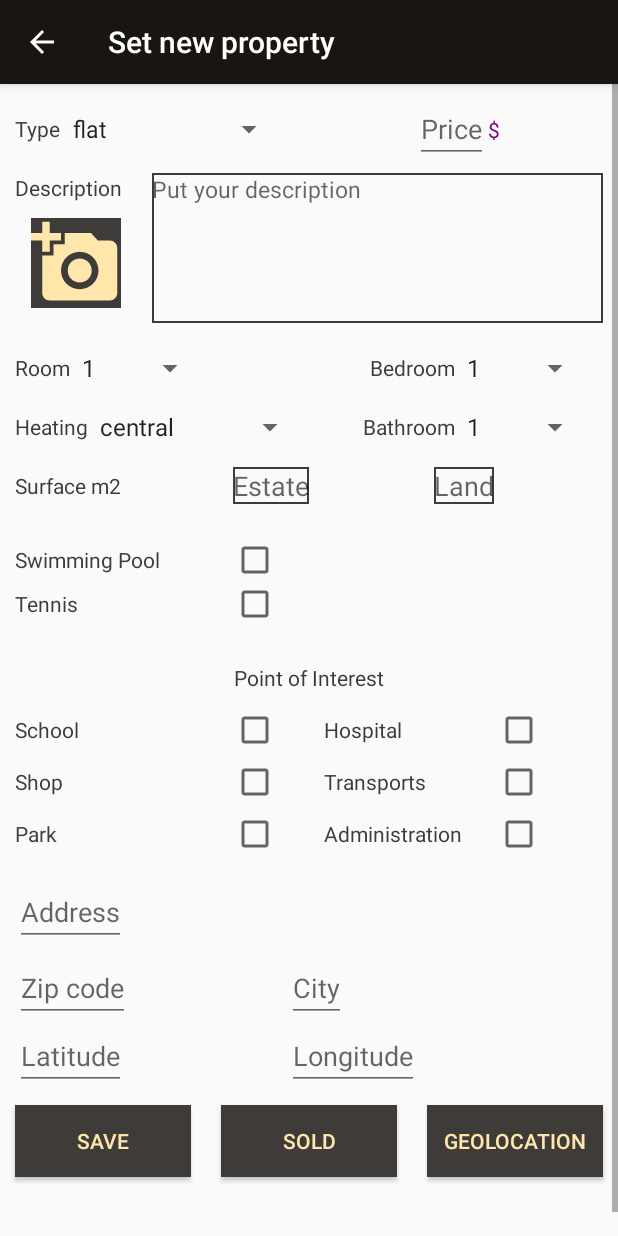
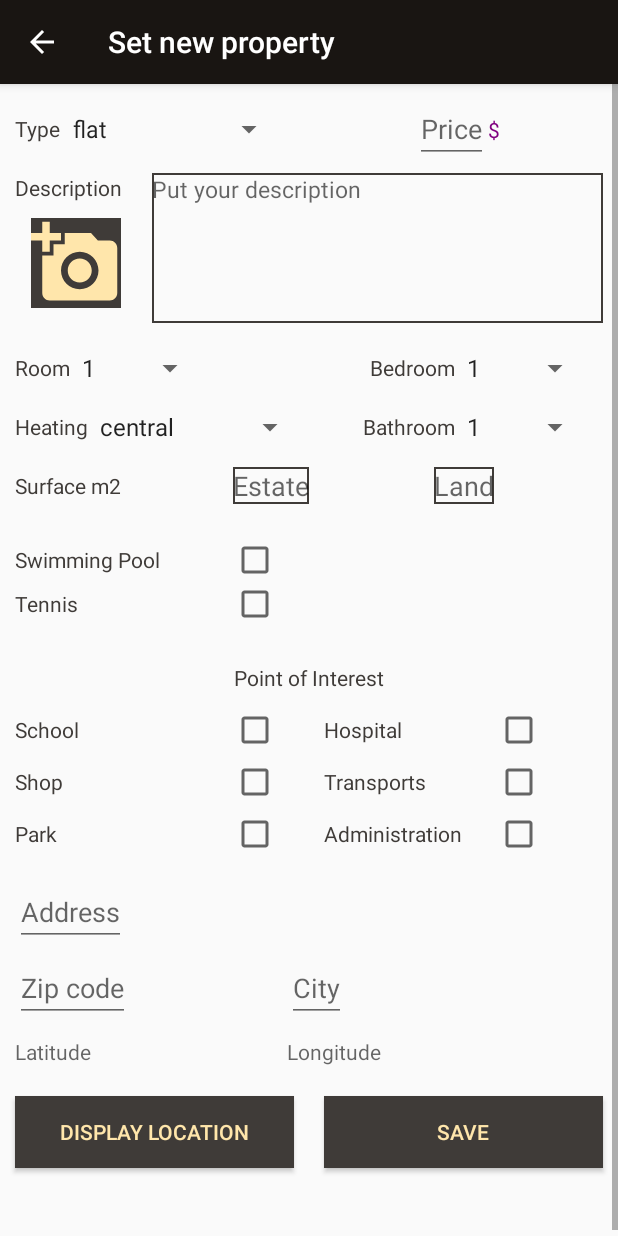
Before and after one commit to sdoublet/P8RealEstateManager, an Android app: the AddPropertyActivity screen opened directly, with no data from a screen before it, on a phone screen of 412 x 824 dp. Run offline under Robolectric (Android 15) with nearby library versions, the phone set to English and light mode, and no system bars; our stand-ins replace Room's generated code, RxJava, data binding; libraries missing offline, so code that uses them is left out: pub.devrel.easypermissions.

Commit message:
add localeCountry methode in Utils

```diff
--- a/app/src/main/java/com/openclassrooms/realestatemanager/feature/add_property/AddPropertyActivity.java
+++ b/app/src/main/java/com/openclassrooms/realestatemanager/feature/add_property/AddPropertyActivity.java
@@ -1,7 +1,6 @@
 package com.openclassrooms.realestatemanager.feature.add_property;
 
 import android.Manifest;
-import android.content.Context;
 import android.content.Intent;
 import android.graphics.Bitmap;
 import android.graphics.BitmapFactory;
@@ -20,7 +19,6 @@ import androidx.annotation.Nullable;
 import androidx.appcompat.app.AppCompatActivity;
 import androidx.core.content.FileProvider;
 import androidx.databinding.DataBindingUtil;
-import androidx.lifecycle.ViewModelProvider;
 import androidx.lifecycle.ViewModelProviders;
 
 import com.google.android.gms.location.FusedLocationProviderClient;
@@ -33,19 +31,15 @@ import com.openclassrooms.realestatemanager.api.Result;
 import com.openclassrooms.realestatemanager.data.Estate;
 import com.openclassrooms.realestatemanager.databinding.ActivityAddPropertyBinding;
 import com.openclassrooms.realestatemanager.feature.geolocation.LocationStream;
-import com.openclassrooms.realestatemanager.feature.show_property.EstateAdapter;
 import com.openclassrooms.realestatemanager.feature.show_property.EstateViewModel;
 import com.openclassrooms.realestatemanager.injections.Injection;
 import com.openclassrooms.realestatemanager.injections.ViewModelFactory;
-import com.openclassrooms.realestatemanager.util.StorageUtils;
+import com.openclassrooms.realestatemanager.util.Utils;
 
 import java.io.File;
 import java.io.IOException;
 import java.text.SimpleDateFormat;
-import java.util.ArrayList;
 import java.util.Date;
-import java.util.List;
-import java.util.Locale;
 
 import io.reactivex.disposables.Disposable;
 import io.reactivex.observers.DisposableObserver;
@@ -75,7 +69,7 @@ public class AddPropertyActivity extends AppCompatActivity implements AdapterVie
 
     //FOR DATA
     private EstateViewModel estateViewModel;
-    private static long AGENT_ID =1;
+    private static long AGENT_ID = 1;
 
     //FILE PURPOSE
     // public static final String FOLDERNAME=  "estateFolder";
@@ -96,9 +90,8 @@ public class AddPropertyActivity extends AppCompatActivity implements AdapterVie
         //Find location after click
         // binding.buttonGeolocation.setOnClickListener(v -> getLocationByGeocoding());
 
-        //save estate
-        save();
-
+        //Display lat lng
+        showLocation();
 
 
         addPhoto();
@@ -108,39 +101,39 @@ public class AddPropertyActivity extends AppCompatActivity implements AdapterVie
     //------------------------
     //ACTIONS
     //------------------------
-    // Save data after click on save btn
-    private void save(){
-        binding.buttonSave.setOnClickListener(new View.OnClickListener() {
-            @Override
-            public void onClick(View v) {
-                //ici que je vais faire un insert dans ma base de données
-              //  createEstate();
+    // Show lat lng on set new property screen
+    private void showLocation() {
+        binding.buttonShowLocation.setOnClickListener(v -> {
 
             String address = binding.editAddress.getText().toString() + " " + binding.editZipCode.getText().toString() + " "
-                        + binding.editCity.getText().toString() + ", France" ;
+                    + binding.editCity.getText().toString() + ", " + Utils.localeCountry(getApplicationContext());
             executeHttpRequestWithretrofit(address);
-//                Log.e("location", geocoding.getStatus() );
-            }
+
         });
     }
 
+    // Save property in database
+    private void save() {
+        binding.buttonSave.setOnClickListener(v -> createEstate());
+    }
+
     //Add photo
-    private void addPhoto(){
+    private void addPhoto() {
         binding.addPhoto.setOnClickListener(v -> {
             takePhoto();
         });
     }
 
     //Take a photo and save in a temp file
-    private void takePhoto(){
+    private void takePhoto() {
         Intent intent = new Intent(MediaStore.ACTION_IMAGE_CAPTURE);
         // test to control if phone has a camera
-        if (intent.resolveActivity(getPackageManager())!=null){
+        if (intent.resolveActivity(getPackageManager()) != null) {
             // create a unique file
             String time = new SimpleDateFormat("yyyyMMdd_HHmmSS").format(new Date());
             File photoDir = getExternalFilesDir(Environment.DIRECTORY_PICTURES);
             try {
-                File photoFile = File.createTempFile("photo"+time,".jpg", photoDir );
+                File photoFile = File.createTempFile("photo" + time, ".jpg", photoDir);
                 // save complete way
                 photoPath = photoFile.getAbsolutePath();
                 // create Uri
@@ -154,12 +147,13 @@ public class AddPropertyActivity extends AppCompatActivity implements AdapterVie
             }
         }
     }
+
     // back camera call (startActivityForResult)
     @Override
     protected void onActivityResult(int requestCode, int resultCode, @Nullable Intent data) {
         super.onActivityResult(requestCode, resultCode, data);
         // check requestCode and result
-        if (requestCode==REQUEST_PHOTO_CODE && resultCode==RESULT_OK){
+        if (requestCode == REQUEST_PHOTO_CODE && resultCode == RESULT_OK) {
             image = BitmapFactory.decodeFile(photoPath);
             //binding.addPhoto.setImageBitmap(image);
         }
@@ -176,41 +170,39 @@ public class AddPropertyActivity extends AppCompatActivity implements AdapterVie
         //this.estateViewModel.initEstate(12);
     }
 
-    protected long getEstateId(){
+    protected long getEstateId() {
         long estateId = -1L;
         Intent i = getIntent();
-        if (i!=null){
+        if (i != null) {
             estateId = i.getExtras().getLong(ESTATEID);
         }
         return estateId;
     }
 
 
-
     //Create new Estate
-    private void createEstate(){
+    private void createEstate() {
         try {
-            Estate estate = new Estate( binding.spinnerType.getSelectedItem().toString(), Integer.parseInt(binding.editPrice.getText().toString()),
+            Estate estate = new Estate(binding.spinnerType.getSelectedItem().toString(), Integer.parseInt(binding.editPrice.getText().toString()),
                     Float.parseFloat(binding.editEstateSurface.getText().toString()), Integer.parseInt(binding.spinnerRoom.getSelectedItem().toString()),
                     Integer.parseInt(binding.spinnerBedroom.getSelectedItem().toString()), Integer.parseInt(binding.spinnerBathroom.getSelectedItem().toString()),
-                    binding.editDescription.getText().toString(),   binding.editAddress.getText().toString(), Integer.parseInt(binding.editZipCode.getText().toString()),
-                    binding.editCity.getText().toString(), false, null, null, AGENT_ID,geocoding.getResults().get(0).getGeometry().getLocation().getLat(),
+                    binding.editDescription.getText().toString(), binding.editAddress.getText().toString(), Integer.parseInt(binding.editZipCode.getText().toString()),
+                    binding.editCity.getText().toString(), false, null, null, AGENT_ID, geocoding.getResults().get(0).getGeometry().getLocation().getLat(),
                     geocoding.getResults().get(0).getGeometry().getLocation().getLng());
 
-            Toast.makeText(this,"Your estate is save", Toast.LENGTH_SHORT).show();
+            Toast.makeText(this, "Your estate is save", Toast.LENGTH_SHORT).show();
 
 
             Log.e("EstateTag", estate.getAddress() + ", " + estate.getNbRoom());
-        }catch (Exception e){
+        } catch (Exception e) {
             Toast.makeText(this, "you forget some fields", Toast.LENGTH_SHORT).show();
         }
         estateViewModel.createEstate(estate);
     }
 
 
-
     // Write on storage
-    private void writeOnStorage(){
+    private void writeOnStorage() {
 
     }
 
@@ -268,18 +260,14 @@ public class AddPropertyActivity extends AppCompatActivity implements AdapterVie
         this.disposable = LocationStream.streamFetchGeocoding(address, BuildConfig.google_maps_api_key).subscribeWith(new DisposableObserver<ApiGeocoding>() {
             @Override
             public void onNext(ApiGeocoding apiGeocoding) {
-//                System.out.println(apiGeocoding.getStatus() + "bonjour");
-//                Log.e("status", geocoding.getStatus()+ "bonjour");
-                Log.e("TAG", "on next working");
-                Log.e("TAG", apiGeocoding.getStatus() + apiGeocoding.getResults().get(0).getGeometry().getLocation().getLat());
-                binding.editLatitude.setText(apiGeocoding.getResults().get(0).getGeometry().getLocation().getLat().toString());
-                binding.editLongitude.setText(apiGeocoding.getResults().get(0).getGeometry().getLocation().getLng().toString());
+                Log.e("TAG", apiGeocoding.getStatus());
+                updateUI(apiGeocoding);
             }
 
             @Override
             public void onError(Throwable e) {
                 Log.e("TAG", "on error" + e.getMessage() + e.getLocalizedMessage() + e.fillInStackTrace() + e.getCause());
-            if (e instanceof HttpException){
+                if (e instanceof HttpException) {
                     HttpException httpException = (HttpException) e;
                     int code = httpException.code();
                     String message = httpException.getMessage();
@@ -297,9 +285,6 @@ public class AddPropertyActivity extends AppCompatActivity implements AdapterVie
     }
 
 
-
-
-
     //  Dispose subscription
     private void disposeWhenDestroy() {
         if (this.disposable != null && !this.disposable.isDisposed()) this.disposable.dispose();
@@ -311,12 +296,13 @@ public class AddPropertyActivity extends AppCompatActivity implements AdapterVie
     private void updateUI(ApiGeocoding results) {
         if (results.getResults() != null) {
 
-            binding.editLongitude.setText(results.getResults().get(0).getGeometry().getLocation().getLng().toString());
-            binding.editLatitude.setText(results.getResults().get(0).getGeometry().getLocation().getLat().toString());
+
+            binding.editLongitude.setText(Utils.stringFormat(results.getResults().get(0).getGeometry().getLocation().getLng()));
+            binding.editLatitude.setText(Utils.stringFormat(results.getResults().get(0).getGeometry().getLocation().getLat()));
         }
     }
 
-    private void configureSpinners(){
+    private void configureSpinners() {
         //For array type
         ArrayAdapter<CharSequence> adapter = ArrayAdapter.createFromResource(this, R.array.type, android.R.layout.simple_spinner_item);
         adapter.setDropDownViewResource(android.R.layout.simple_spinner_dropdown_item);
--- a/app/src/main/res/layout/activity_add_property.xml
+++ b/app/src/main/res/layout/activity_add_property.xml
@@ -409,12 +409,13 @@
                 app:layout_constraintRight_toRightOf="parent"
                 app:layout_constraintTop_toBottomOf="@+id/edit_address" />
 
-            <EditText
+            <TextView
                 android:id="@+id/edit_latitude"
                 android:layout_width="wrap_content"
                 android:layout_height="wrap_content"
                 android:hint="Latitude"
-                android:inputType="numberDecimal"
+                android:layout_marginTop="10dp"
+                android:layout_marginBottom="10dp"
                 app:layout_constraintBottom_toTopOf="@+id/button_group"
                 app:layout_constraintLeft_toLeftOf="@id/edit_zip_code"
                 app:layout_constraintTop_toBottomOf="@+id/edit_zip_code"
@@ -422,12 +423,13 @@
 
                 />
 
-            <EditText
+            <TextView
                 android:id="@+id/edit_longitude"
                 android:layout_width="wrap_content"
                 android:layout_height="wrap_content"
                 android:hint="Longitude"
-                android:inputType="numberDecimal"
+                android:layout_marginTop="10dp"
+                android:layout_marginBottom="10dp"
                 app:layout_constraintBottom_toTopOf="@+id/button_group"
                 app:layout_constraintLeft_toLeftOf="@id/edit_city"
                 app:layout_constraintTop_toBottomOf="@+id/edit_city" />
@@ -438,11 +440,21 @@
                 android:layout_width="match_parent"
                 android:layout_height="wrap_content"
                 android:orientation="horizontal"
-                android:weightSum="3"
+                android:weightSum="2"
                 app:layout_constraintBottom_toBottomOf="parent"
                 app:layout_constraintLeft_toLeftOf="parent"
                 app:layout_constraintRight_toRightOf="parent"
                 app:layout_constraintTop_toBottomOf="@+id/edit_zip_code">
+
+                <Button
+                    android:id="@+id/button_show_location"
+                    android:layout_width="0dp"
+                    android:layout_height="wrap_content"
+                    android:layout_margin="10dp"
+                    android:layout_weight="1"
+                    android:background="@color/colorAccent"
+                    android:text="Display location"
+                    android:textColor="@color/goldLight" />
 
                 <Button
                     android:id="@+id/button_save"
@@ -451,28 +463,10 @@
                     android:layout_margin="10dp"
                     android:layout_weight="1"
                     android:background="@color/colorAccent"
-                    android:text="SAVE"
+                    android:text="save"
                     android:textColor="@color/goldLight" />
 
-                <Button
-                    android:id="@+id/button_sold"
-                    android:layout_width="0dp"
-                    android:layout_height="wrap_content"
-                    android:layout_margin="10dp"
-                    android:layout_weight="1"
-                    android:background="@color/colorAccent"
-                    android:text="SOLD"
-                    android:textColor="@color/goldLight" />
 
-                <Button
-                    android:id="@+id/button_geolocation"
-                    android:layout_width="0dp"
-                    android:layout_height="wrap_content"
-                    android:layout_margin="10dp"
-                    android:layout_weight="1"
-                    android:background="@color/colorAccent"
-                    android:text="GEOLOCATION"
-                    android:textColor="@color/goldLight" />
 
             </LinearLayout>
 
```
Also changed, not shown: app/src/main/java/com/openclassrooms/realestatemanager/util/Utils.java (+21 -0 lines). Lines whose indentation alone changed are shown as unchanged.
